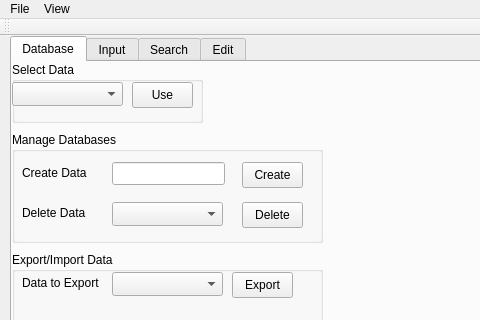
Qt form test1/test1.ui (mekatronik-achmadi/hilmi-app) before a commit; both pictures show x 0 to 480 and y 0 to 320 of the 586 by 457 pixel window.
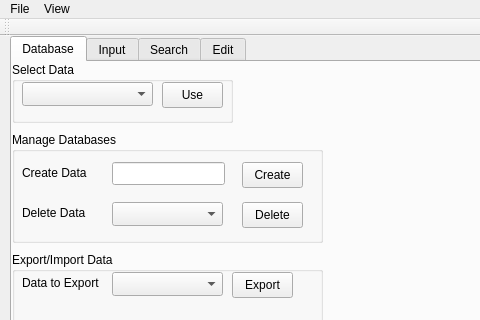
The same form after that commit.

```diff
--- a/test1/test1.ui
+++ b/test1/test1.ui
@@ -238,7 +238,7 @@
        <rect>
         <x>0</x>
         <y>0</y>
-        <width>191</width>
+        <width>221</width>
         <height>61</height>
        </rect>
       </property>
@@ -251,7 +251,7 @@
        </property>
        <property name="geometry">
         <rect>
-         <x>120</x>
+         <x>150</x>
          <y>20</y>
          <width>61</width>
          <height>26</height>
@@ -267,9 +267,9 @@
        </property>
        <property name="geometry">
         <rect>
-         <x>0</x>
+         <x>10</x>
          <y>20</y>
-         <width>111</width>
+         <width>131</width>
          <height>24</height>
         </rect>
        </property>
```
